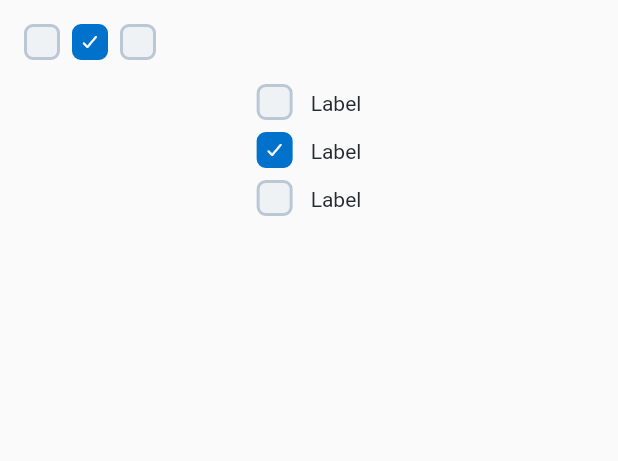
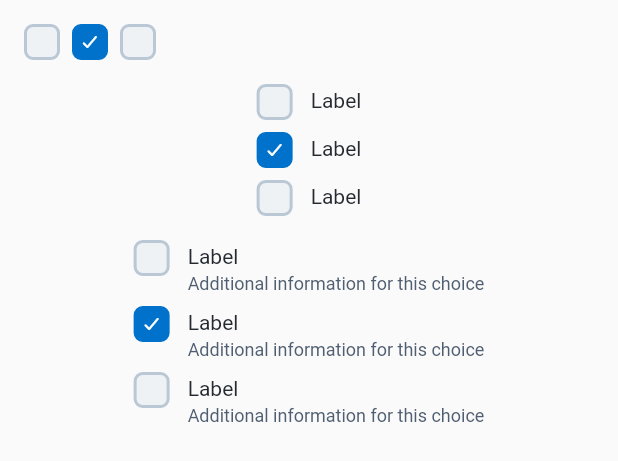
Before and after one commit to howiezuo/orbit-flutter, a Flutter app: the CheckBoxPage widget shown alone on an empty page, opened directly, on a phone screen of 412 x 824 dp. Shown: the top 461 px of the screen. Run offline on Flutter 3.47's test engine with Material 2 defaults, Android fonts, the phone set to English and light mode, and no system bars.

Commit message:
CheckBox info

```diff
--- a/catalog/lib/src/components/checkbox_page.dart
+++ b/catalog/lib/src/components/checkbox_page.dart
@@ -61,6 +61,31 @@ class _CheckBoxPageState extends State<CheckBoxPage> {
               onChanged: (value) {},
               label: 'Label',
             ),
+            SizedBox(height: 16),
+            CheckBox(
+              value: isChecked,
+              onChanged: (value) {
+                setState(() {
+                  isChecked = value!;
+                });
+              },
+              label: 'Label',
+              info: 'Additional information for this choice',
+            ),
+            SizedBox(height: 8),
+            CheckBox(
+              value: true,
+              onChanged: (value) {},
+              label: 'Label',
+              info: 'Additional information for this choice',
+            ),
+            SizedBox(height: 8),
+            CheckBox(
+              value: false,
+              onChanged: (value) {},
+              label: 'Label',
+              info: 'Additional information for this choice',
+            ),
           ],
         ),
       ),
--- a/lib/src/components/checkbox.dart
+++ b/lib/src/components/checkbox.dart
@@ -7,13 +7,18 @@ class CheckBox extends StatelessWidget {
   final bool value;
   final ValueChanged<bool?>? onChanged;
   final String? label;
+  final String? info;
 
   const CheckBox({
     Key? key,
     required this.value,
     required this.onChanged,
     this.label,
-  }) : super(key: key);
+    this.info,
+  })  : assert((label == null && info == null) ||
+            (label != null && info == null) ||
+            (label != null && info != null)),
+        super(key: key);
 
   @override
   Widget build(BuildContext context) {
@@ -25,6 +30,7 @@ class CheckBox extends StatelessWidget {
       onTap: () => onChanged?.call(!value),
       child: Row(
         mainAxisSize: MainAxisSize.min,
+        crossAxisAlignment: CrossAxisAlignment.start,
         children: [
           Container(
             decoration: BoxDecoration(
@@ -43,8 +49,12 @@ class CheckBox extends StatelessWidget {
               ),
             ),
           ),
-          if (label != null) SizedBox(width: theme.spaceTokens.small,),
+          if (label != null)
+            SizedBox(
+              width: theme.spaceTokens.small,
+            ),
           Column(
+            crossAxisAlignment: CrossAxisAlignment.start,
             children: [
               if (label != null)
                 Text(
@@ -54,6 +64,16 @@ class CheckBox extends StatelessWidget {
                     fontWeight: theme.typographyTokens.fontWeightNormal,
                     color: formTokens.colorLabel,
                     height: style.size! / formTokens.fontSizeLabel,
+                  ),
+                ),
+              if (info != null)
+                Text(
+                  info!,
+                  style: TextStyle(
+                    fontSize: formTokens.fontSizeFeedback,
+                    color: style.infoColor,
+                    height: theme.typographyTokens.lineHeightTextSmall /
+                        formTokens.fontSizeFeedback,
                   ),
                 ),
             ],
@@ -72,6 +92,7 @@ class CheckBox extends StatelessWidget {
     final borderColor =
         value ? theme.colorTokens.blueNormal : defaultStyles.borderColorRadio;
     final iconColor = value ? theme.colorTokens.whiteNormal : background;
+    final infoColor = defaultStyles.colorInfoRadio;
     final size = defaultStyles.size;
     final borderRadius = theme.borderRadiusTokens.large;
 
@@ -79,6 +100,7 @@ class CheckBox extends StatelessWidget {
       background: background,
       borderColor: borderColor,
       iconColor: iconColor,
+      infoColor: infoColor,
       size: size,
       borderRadius: borderRadius,
     );
@@ -89,6 +111,7 @@ class CheckBoxStyle {
   final Color? background;
   final Color? borderColor;
   final Color? iconColor;
+  final Color? infoColor;
   final double? size;
   final Radius? borderRadius;
 
@@ -96,6 +119,7 @@ class CheckBoxStyle {
     this.background,
     this.borderColor,
     this.iconColor,
+    this.infoColor,
     this.size,
     this.borderRadius,
   });
@@ -104,6 +128,7 @@ class CheckBoxStyle {
     required Color this.background,
     required Color this.borderColor,
     required Color this.iconColor,
+    required Color this.infoColor,
     required double this.size,
     required Radius this.borderRadius,
   });
--- a/lib/src/foundation/palette.dart
+++ b/lib/src/foundation/palette.dart
@@ -16,6 +16,7 @@ class Palette {
   static const CloudDark = Color(0xFFE8EDF1);
   static const CloudDarker = Color(0xFFBAC7D5);
 
+  static const InkLight = Color(0xFF4F5E71);
   static const InkNormal = Color(0xFF252A31);
 
   static const GreenLight = Color(0xFFEBF4EC);
--- a/lib/src/tokens/checkbox_tokens.dart
+++ b/lib/src/tokens/checkbox_tokens.dart
@@ -1,10 +1,14 @@
 import 'package:orbit/orbit.dart';
 
 class CheckBoxTokens {
+  final Color colorInfoRadio;
+  final Color colorIconRadio;
   final Color borderColorRadio;
   final double size;
 
   CheckBoxTokens({
+    required this.colorInfoRadio,
+    required this.colorIconRadio,
     required this.borderColorRadio,
     required this.size,
   });
@@ -14,6 +18,8 @@ class CheckBoxTokens {
     final colors = theme.colorTokens;
 
     return CheckBoxTokens(
+      colorInfoRadio: colors.inkLight,
+      colorIconRadio: colors.productNormal,
       borderColorRadio: colors.cloudDarker,
       size: 20,
     );
--- a/lib/src/tokens/color_tokens.dart
+++ b/lib/src/tokens/color_tokens.dart
@@ -18,6 +18,7 @@ abstract class ColorTokens {
   Color get cloudDarker;
 
   // ink
+  Color get inkLight;
   Color get inkNormal;
 
   // green
@@ -66,6 +67,8 @@ class Colors implements ColorTokens {
   Color get cloudDarker => Palette.CloudDarker;
 
   @override
+  Color get inkLight => Palette.InkLight;
+  @override
   Color get inkNormal => Palette.InkNormal;
 
   @override
--- a/lib/src/tokens/form_tokens.dart
+++ b/lib/src/tokens/form_tokens.dart
@@ -3,10 +3,12 @@ import 'package:orbit/orbit.dart';
 class FormTokens {
   final Color colorLabel;
   final double fontSizeLabel;
+  final double fontSizeFeedback;
 
   FormTokens({
     required this.colorLabel,
     required this.fontSizeLabel,
+    required this.fontSizeFeedback,
   });
 
   static FormTokens fromDefault(BuildContext context) {
@@ -15,6 +17,7 @@ class FormTokens {
     return FormTokens(
       colorLabel: theme.colorTokens.inkNormal,
       fontSizeLabel: theme.typographyTokens.fontSizeMedium,
+      fontSizeFeedback: theme.typographyTokens.fontSizeSmall,
     );
   }
 }
--- a/lib/src/tokens/typography_tokens.dart
+++ b/lib/src/tokens/typography_tokens.dart
@@ -16,6 +16,7 @@ abstract class TypographyTokens {
   FontWeight get fontWeightHeadingTitle3;
 
   double get lineHeightHeadingTitle3;
+  double get lineHeightTextSmall;
 }
 
 class Typography implements TypographyTokens {
@@ -39,4 +40,6 @@ class Typography implements TypographyTokens {
 
   @override
   double get lineHeightHeadingTitle3 => 24;
+  @override
+  double get lineHeightTextSmall => 16;
 }
```
